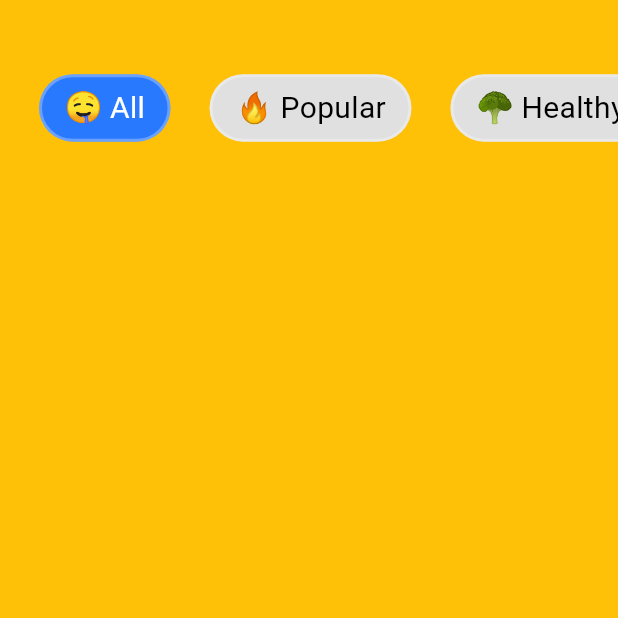
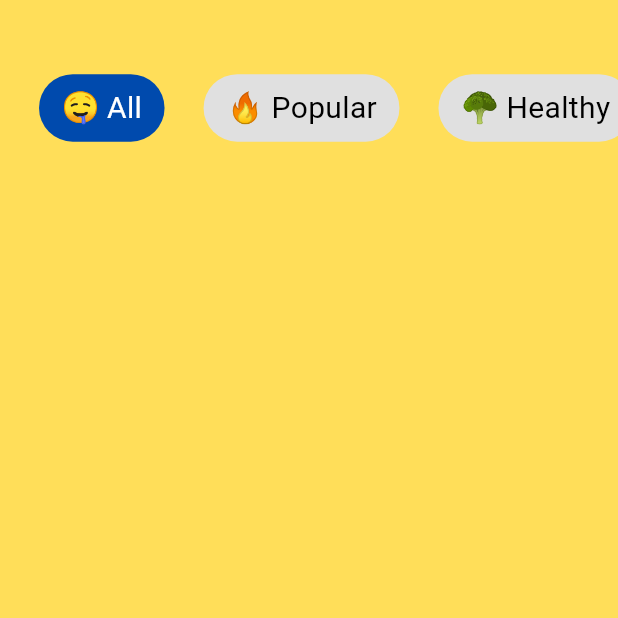
Before and after one commit to Sumanmali019/recipe_app, a Flutter app: the HomeScreen screen opened by its route, on a phone screen of 412 x 824 dp, the top half of it. Run offline on Flutter 3.47's test engine with Material 3 defaults, Android fonts, the phone set to English and light mode, and no system bars; our stand-ins replace cloud_firestore, firebase_core, flex_color_scheme, flutter_animate, get, google_fonts and 3 more; accounts and stored records are empty.

Commit message:
new_changes2

```diff
--- a/lib/const_assets/text_const.dart
+++ b/lib/const_assets/text_const.dart
@@ -4,7 +4,10 @@ import 'package:google_fonts/google_fonts.dart';
 class FontThemeClass {
   TextStyle primaryTitle(BuildContext context,
       {Color? color, FontWeight? fontWeight}) {
-    return GoogleFonts.roboto(
+    return
+
+
+    GoogleFonts.roboto(
       textStyle: const TextStyle(
         color: Color.fromRGBO(0, 74, 173, 1),
         letterSpacing: .5,
--- a/lib/const_assets/theme/app_colors.dart
+++ b/lib/const_assets/theme/app_colors.dart
@@ -5,6 +5,7 @@ class AppColors {
   static final bodySmallTextColor = Colors.amberAccent[100];
   static const scaffoldBackgroundColor = Color(0xff101520);
   static const infoTextColor = Colors.white60;
-  static const onBoardingButtonColor = Colors.amberAccent;
+  static const onBoardingButtonColor = Color.fromRGBO(255, 222, 89, 1);
   static const timeLineColor = Colors.lightGreen;
+  static const bluecolur = Color.fromRGBO(0, 74, 173, 1);
 }
--- a/lib/const_assets/theme/app_theme.dart
+++ b/lib/const_assets/theme/app_theme.dart
@@ -1,42 +1,61 @@
 import 'package:flex_color_scheme/flex_color_scheme.dart';
 import 'package:flutter/material.dart';
+import 'package:google_fonts/google_fonts.dart';
+import 'package:recepi_application/const_assets/theme/app_colors.dart';
 
 final mainTheme = FlexThemeData.dark().copyWith(
-    scaffoldBackgroundColor: Colors.amber,
+    scaffoldBackgroundColor: AppColors.onBoardingButtonColor,
+    //
     textTheme: const TextTheme().copyWith(
-      bodyLarge: const TextStyle(
+      bodyLarge: GoogleFonts.lato(
         color: Colors.white,
         height: 1.4,
         fontSize: 18,
         fontWeight: FontWeight.bold,
       ),
-      titleSmall: const TextStyle(fontWeight: FontWeight.w700, fontSize: 15),
-      bodySmall: const TextStyle(
+
+      titleSmall: GoogleFonts.lato(
+        textStyle: const TextStyle(
+          color: Colors.white,
+          fontSize: 25,
+          fontWeight: FontWeight.bold,
+        ),
+      ),
+
+      bodySmall: GoogleFonts.lato(
           fontWeight: FontWeight.bold, fontSize: 14, color: Colors.white),
+      //
       headlineMedium:
           const TextStyle(fontSize: 28, fontWeight: FontWeight.bold),
-      titleMedium: const TextStyle(
+      //
+      titleMedium: GoogleFonts.lato(
           color: Colors.white,
           height: 1.4,
           fontSize: 17,
           fontWeight: FontWeight.w700),
-      titleLarge: const TextStyle(
+
+      //
+      titleLarge: GoogleFonts.lato(
           fontSize: 20, fontWeight: FontWeight.w500, color: Colors.white),
       displaySmall: const TextStyle(
         fontSize: 36,
         color: Colors.white,
         fontWeight: FontWeight.bold,
       ),
-      labelMedium: TextStyle(
+      //
+      labelMedium: GoogleFonts.lato(
         fontSize: 12,
         color: Colors.white,
         fontWeight: FontWeight.bold,
       ),
+      //
       labelLarge: const TextStyle(
           fontSize: 12, color: Colors.white, fontWeight: FontWeight.w400),
     ),
+    //
+
     cardTheme: CardTheme(
-        color: Colors.blue.shade200,
+        color: AppColors.bluecolur,
         elevation: 0,
         margin: const EdgeInsets.fromLTRB(10, 15, 10, 0),
         shape:
--- a/lib/presentation/catgeory/widgets/animated_sliding_panel.dart
+++ b/lib/presentation/catgeory/widgets/animated_sliding_panel.dart
@@ -32,7 +32,9 @@ class AnimatedSlidingPanel extends AnimatedWidget {
       margin: EdgeInsets.symmetric(
           horizontal: constraints.maxWidth * 0.4, vertical: 10),
       decoration: BoxDecoration(
-          borderRadius: BorderRadius.circular(10), color: Colors.white24),
+        borderRadius: BorderRadius.circular(10),
+        border: Border.all(color: Colors.white, width: 2),
+      ),
     );
     return SlidingUpPanel(
         header: header,
@@ -42,6 +44,7 @@ class AnimatedSlidingPanel extends AnimatedWidget {
         minHeight:
             constraints.maxHeight * (listenable as Animation<double>).value,
         borderRadius: BorderRadius.circular(30),
+        border: Border.all(color: Colors.white, width: 2),
         body: body,
         panel: Column(
           children: [
--- a/lib/presentation/catgeory/widgets/catgeoy_list_widget.dart
+++ b/lib/presentation/catgeory/widgets/catgeoy_list_widget.dart
@@ -1,5 +1,7 @@
 // ignore_for_file: public_member_api_docs, sort_constructors_first
 import 'package:flutter/material.dart';
+
+import '../../../const_assets/theme/app_colors.dart';
 
 class FoodCategoryWidget extends StatelessWidget {
   final String icon;
@@ -17,8 +19,8 @@ class FoodCategoryWidget extends StatelessWidget {
     return Container(
       padding: const EdgeInsets.symmetric(horizontal: 15),
       decoration: BoxDecoration(
-        color: isSelected ? Colors.blueAccent.shade400 : Colors.grey.shade300,
-        border: Border.all(color: Colors.white30, width: 2),
+        color: isSelected ? AppColors.bluecolur : Colors.grey.shade300,
+        // border: Border.all(color: Colors.white30, width: 2),
         borderRadius: BorderRadius.circular(25),
       ),
       alignment: Alignment.center,
--- a/lib/presentation/home/wiget/animated_recepiwidget.dart
+++ b/lib/presentation/home/wiget/animated_recepiwidget.dart
@@ -22,7 +22,7 @@ class AnimatedRecipesWidget extends StatelessWidget {
         return Center(
             child: Text(
           controller.errorMessage.value,
-          style: TextStyle(color: Colors.white),
+          style: const TextStyle(color: Colors.white),
         ));
       } else {
         return LoadedRecipesWidget(
--- a/lib/presentation/home/wiget/home_Listo_recepi_card.dart
+++ b/lib/presentation/home/wiget/home_Listo_recepi_card.dart
@@ -18,6 +18,10 @@ class RecipeCardWidget extends StatelessWidget {
       height: constraints.maxHeight * 0.24,
       width: constraints.maxWidth,
       child: Card(
+        shape: RoundedRectangleBorder(
+            side: const BorderSide(color: Colors.white, width: 2.0),
+            borderRadius: BorderRadius.circular(20)),
+        elevation: 7,
         child: LayoutBuilder(builder: (context, columnCons) {
           return Row(
             crossAxisAlignment: CrossAxisAlignment.start,
--- a/lib/presentation/onbording/onbording.screen.dart
+++ b/lib/presentation/onbording/onbording.screen.dart
@@ -1,6 +1,7 @@
 import 'package:flutter/material.dart';
 
 import 'package:get/get.dart';
+import 'package:recepi_application/const_assets/theme/app_colors.dart';
 import 'package:recepi_application/presentation/onbording/widgets/onboarding_screen_export_widget.dart';
 
 import '../../const_assets/text_const.dart';
@@ -12,9 +13,9 @@ class OnbordingScreen extends GetView<OnbordingController> {
   Widget build(BuildContext context) {
     FontThemeClass fontThemeClass = FontThemeClass();
     return Scaffold(
-        backgroundColor: const Color.fromRGBO(255, 222, 89, 1),
+        backgroundColor: AppColors.onBoardingButtonColor,
         appBar: AppBar(
-          backgroundColor: const Color.fromRGBO(255, 222, 89, 1),
+          backgroundColor: AppColors.onBoardingButtonColor,
           title: Column(
             mainAxisAlignment: MainAxisAlignment.start,
             // crossAxisAlignment: CrossAxisAlignment.end,
```
Also changed, not shown: 1 other file.
